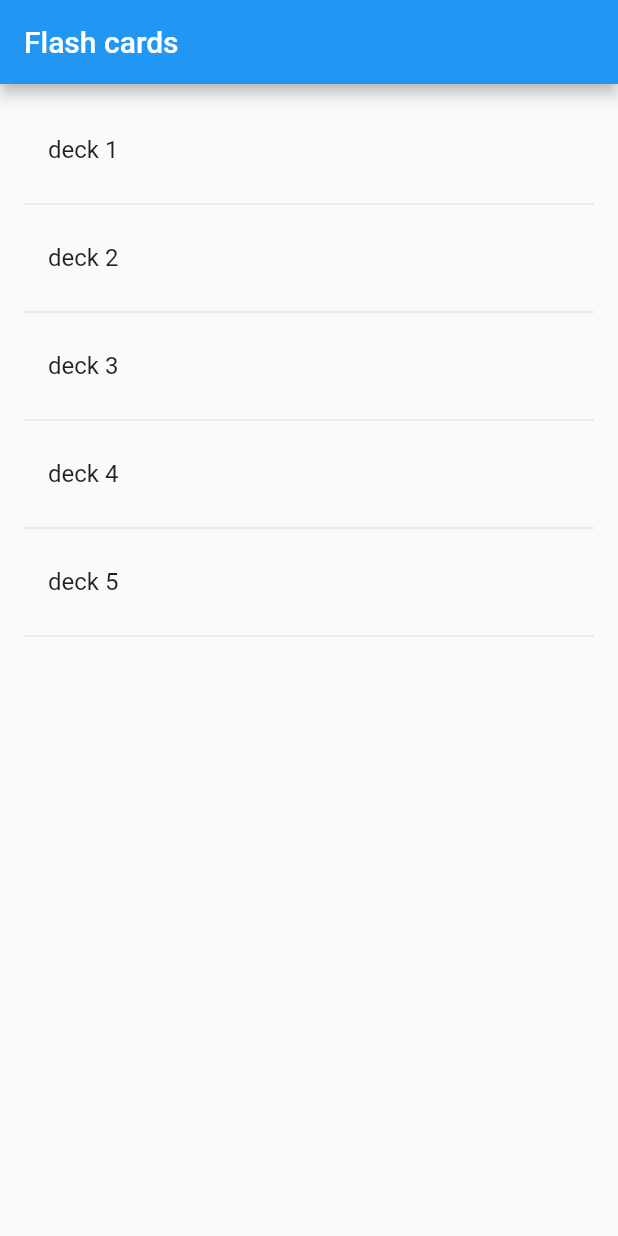
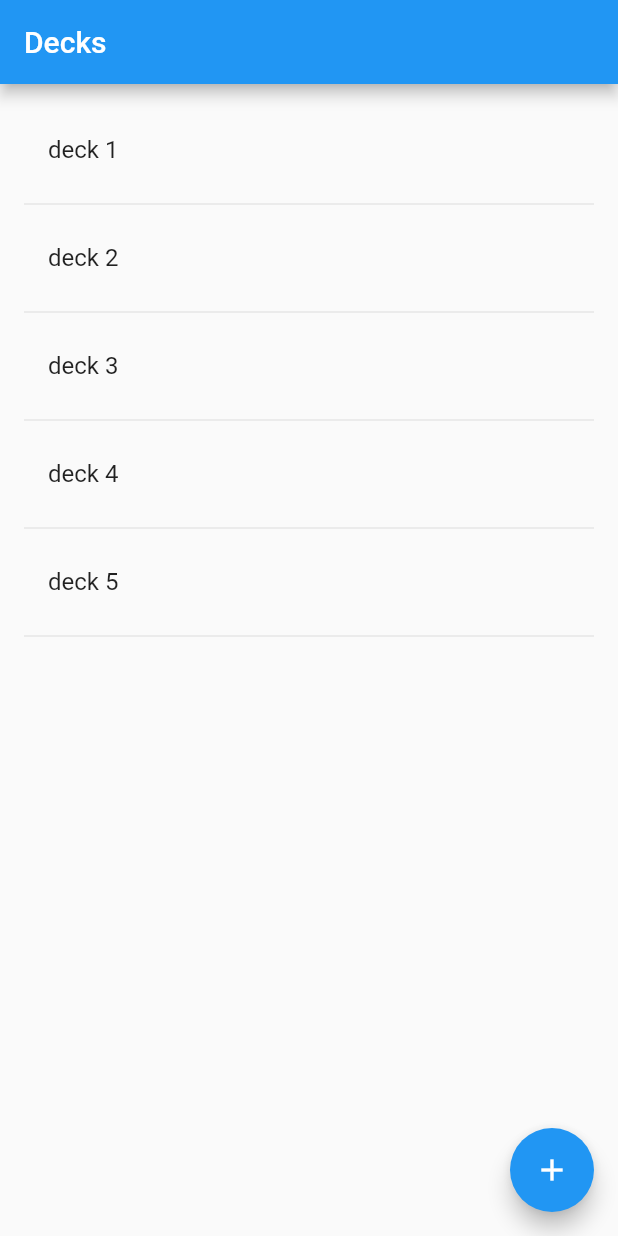
Before and after one commit to uozuAho/flashcards, a Flutter app: the screen it shows after launch, on a phone screen of 412 x 824 dp. Run offline on Flutter 3.47's test engine with Material 2 defaults, Android fonts, the phone set to English and light mode, and no system bars.

Commit message:
add 'add deck' page

```diff
--- a/lib/main.dart
+++ b/lib/main.dart
@@ -1,4 +1,5 @@
 import 'package:flashcards/models/decks.dart';
+import 'package:flashcards/widgets/add_deck.dart';
 import 'package:flutter/material.dart';
 import 'package:provider/provider.dart';
 
@@ -16,12 +17,27 @@ class MyApp extends StatelessWidget {
   Widget build(BuildContext context) {
     return MaterialApp(
       title: 'Flash cards',
-      home: Scaffold(
-        appBar: AppBar(
-          title: Text('Flash cards'),
-        ),
-        body: DeckList(),
-      )
+      home: DecksPage()
     );
   }
 }
+
+class DecksPage extends StatelessWidget {
+  @override
+  Widget build(BuildContext context) {
+    return Scaffold(
+      appBar: AppBar(
+        title: Text('Decks'),
+      ),
+      body: DeckList(),
+      floatingActionButton: FloatingActionButton(
+        child: Icon(Icons.add),
+        onPressed: () {
+          Navigator.push(
+              context,
+              MaterialPageRoute(builder: (context) => AddDeck()));
+        },
+      ),
+    );
+  }
+}
```
Also changed, not shown: lib/widgets/add_deck.dart (added, +13 -0 lines).
